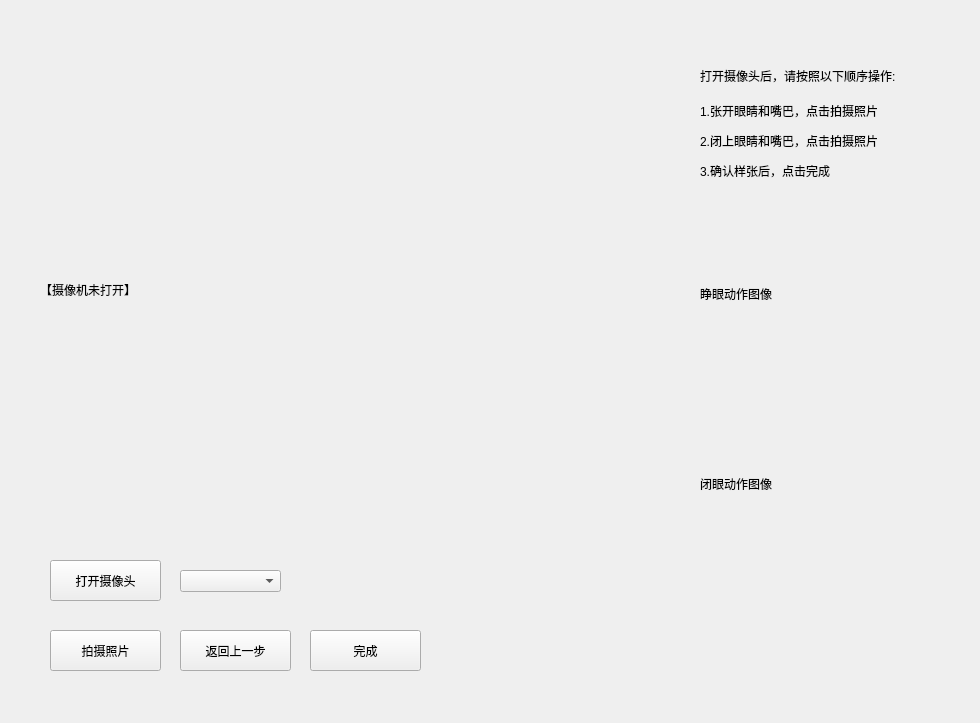
Old version of the form Qt-src/camWid.ui in the repository charlie0129/vtuber-kit.
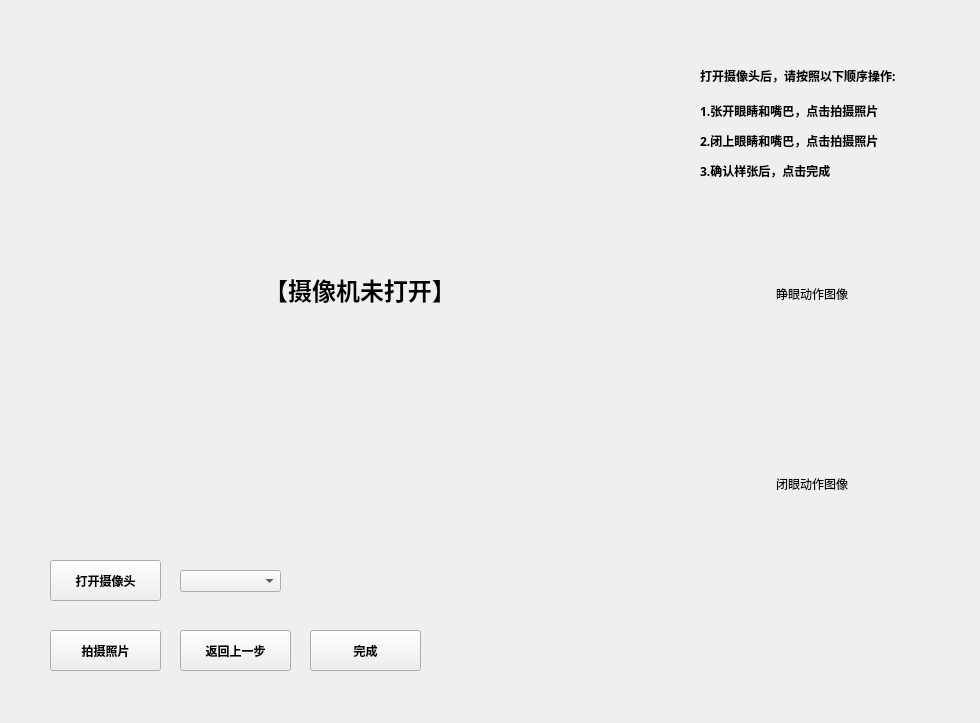
New version of the form.

Commit message: GUI update update:去除麦克风测试按钮 update:更新动作采集窗口的样式表 fixed:现在第一次启动成功后不能再进行动作采集

The edit to the form file:
```diff
--- a/Qt-src/camWid.ui
+++ b/Qt-src/camWid.ui
@@ -22,9 +22,20 @@
      <height>480</height>
     </rect>
    </property>
+   <property name="font">
+    <font>
+     <family>文鼎大签字笔体G30</family>
+     <pointsize>18</pointsize>
+     <weight>75</weight>
+     <bold>true</bold>
+    </font>
+   </property>
    <property name="text">
     <string>【摄像机未打开】</string>
    </property>
+   <property name="alignment">
+    <set>Qt::AlignCenter</set>
+   </property>
   </widget>
   <widget class="QPushButton" name="button_openCam">
    <property name="geometry">
@@ -35,6 +46,13 @@
      <height>41</height>
     </rect>
    </property>
+   <property name="font">
+    <font>
+     <family>文鼎大签字笔体G30</family>
+     <weight>75</weight>
+     <bold>true</bold>
+    </font>
+   </property>
    <property name="text">
     <string>打开摄像头</string>
    </property>
@@ -48,6 +66,13 @@
      <height>41</height>
     </rect>
    </property>
+   <property name="font">
+    <font>
+     <family>文鼎大签字笔体G30</family>
+     <weight>75</weight>
+     <bold>true</bold>
+    </font>
+   </property>
    <property name="text">
     <string>拍摄照片</string>
    </property>
@@ -61,6 +86,13 @@
      <height>41</height>
     </rect>
    </property>
+   <property name="font">
+    <font>
+     <family>文鼎大签字笔体G30</family>
+     <weight>75</weight>
+     <bold>true</bold>
+    </font>
+   </property>
    <property name="text">
     <string>返回上一步</string>
    </property>
@@ -74,6 +106,13 @@
      <height>41</height>
     </rect>
    </property>
+   <property name="font">
+    <font>
+     <family>文鼎大签字笔体G30</family>
+     <weight>75</weight>
+     <bold>true</bold>
+    </font>
+   </property>
    <property name="text">
     <string>完成</string>
    </property>
@@ -87,6 +126,13 @@
      <height>71</height>
     </rect>
    </property>
+   <property name="font">
+    <font>
+     <family>文鼎大签字笔体G30</family>
+     <weight>75</weight>
+     <bold>true</bold>
+    </font>
+   </property>
    <property name="text">
     <string>打开摄像头后，请按照以下顺序操作:</string>
    </property>
@@ -110,6 +156,13 @@
      <height>41</height>
     </rect>
    </property>
+   <property name="font">
+    <font>
+     <family>文鼎大签字笔体G30</family>
+     <weight>75</weight>
+     <bold>true</bold>
+    </font>
+   </property>
    <property name="text">
     <string>1.张开眼睛和嘴巴，点击拍摄照片</string>
    </property>
@@ -123,6 +176,13 @@
      <height>41</height>
     </rect>
    </property>
+   <property name="font">
+    <font>
+     <family>文鼎大签字笔体G30</family>
+     <weight>75</weight>
+     <bold>true</bold>
+    </font>
+   </property>
    <property name="text">
     <string>2.闭上眼睛和嘴巴，点击拍摄照片</string>
    </property>
@@ -136,6 +196,13 @@
      <height>41</height>
     </rect>
    </property>
+   <property name="font">
+    <font>
+     <family>文鼎大签字笔体G30</family>
+     <weight>75</weight>
+     <bold>true</bold>
+    </font>
+   </property>
    <property name="text">
     <string>3.确认样张后，点击完成</string>
    </property>
@@ -149,9 +216,17 @@
      <height>168</height>
     </rect>
    </property>
+   <property name="font">
+    <font>
+     <family>微软雅黑 Light</family>
+    </font>
+   </property>
    <property name="text">
     <string>睁眼动作图像</string>
    </property>
+   <property name="alignment">
+    <set>Qt::AlignCenter</set>
+   </property>
   </widget>
   <widget class="QLabel" name="label_closeImg">
    <property name="geometry">
@@ -162,9 +237,17 @@
      <height>168</height>
     </rect>
    </property>
+   <property name="font">
+    <font>
+     <family>微软雅黑 Light</family>
+    </font>
+   </property>
    <property name="text">
     <string>闭眼动作图像</string>
    </property>
+   <property name="alignment">
+    <set>Qt::AlignCenter</set>
+   </property>
   </widget>
  </widget>
  <resources/>
```
Left out of the diff: 7 changed lines with no effect on the pictures. The commit also changes 5 other files.
